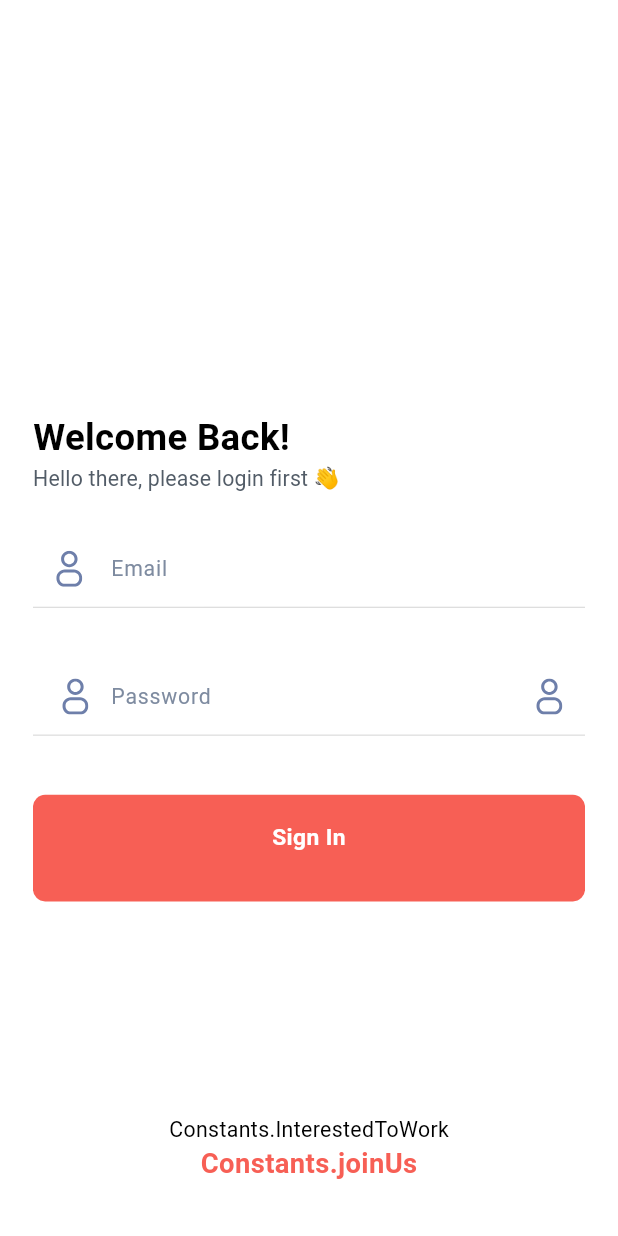
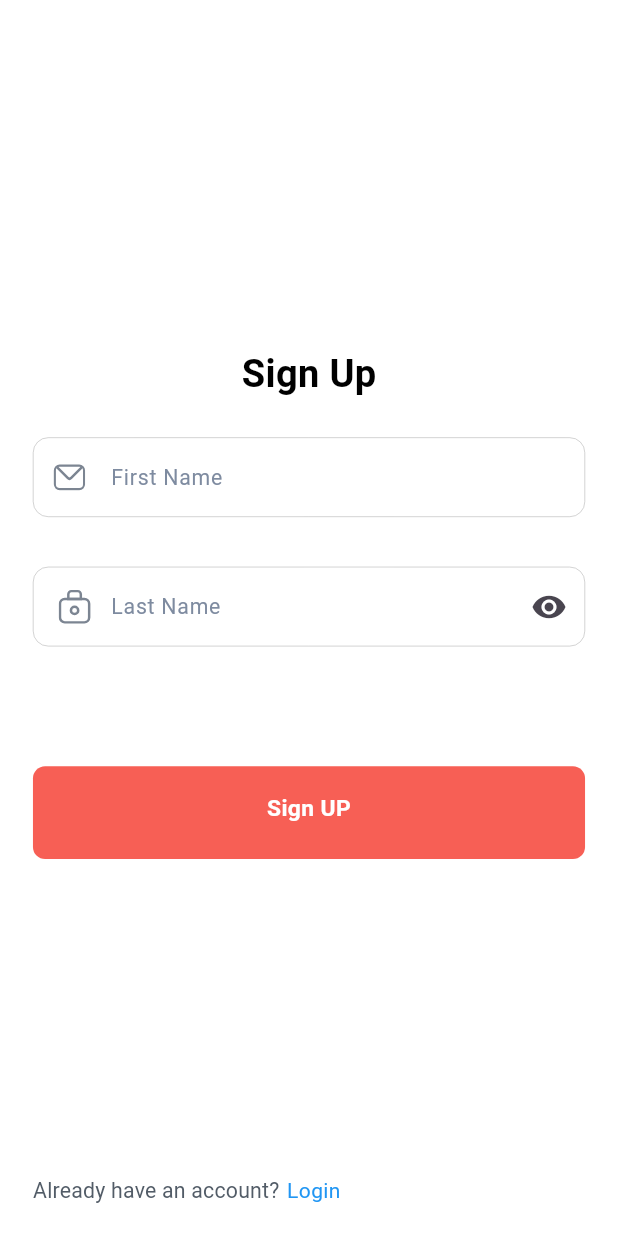
Before and after one commit to mahbub06ru/fl_dokan_wedev_getx, a Flutter app: the screen it shows after launch, after a tap on "Sign In", on a phone screen of 412 x 824 dp. Run offline on Flutter 3.47's test engine with Material 3 defaults, Android fonts, the phone set to English and light mode, and no system bars; our stand-ins replace flutter_rating_bar, flutter_screenutil, flutter_svg, get, jwt_decoder, shimmer; missing offline and left inert: curved_nav_bar; network calls fail; Roboto replaces fonts that are missing (assets/fonts/Roboto-Regular.ttf).

Commit message:
added some pages fromfigma design

```diff
--- a/lib/features/home/home_page.dart
+++ b/lib/features/home/home_page.dart
@@ -8,6 +8,7 @@ import 'package:flutter_screenutil/flutter_screenutil.dart';
 import 'package:flutter_svg/flutter_svg.dart';
 
 import '../../product_page.dart';
+import '../profile/account_page.dart';
 
 class MyHomePage extends StatefulWidget {
   @override
@@ -61,7 +62,7 @@ class _MyHomePageState extends State<MyHomePage> {
         ProductPage(),
         ProductPage(),
         ProductPage(),
-        ProductPage(),
+        AccountPage(),
       ],
       actionBarView: Container(
         height: 66.h,
--- a/lib/features/sign_in/sign_in_page.dart
+++ b/lib/features/sign_in/sign_in_page.dart
@@ -5,12 +5,14 @@ import 'package:flutter/cupertino.dart';
 import 'package:flutter/material.dart';
 import 'package:flutter_screenutil/flutter_screenutil.dart';
 import 'package:flutter_svg/svg.dart';
+import 'package:get/get.dart';
 
 import '../../utils/app_text_field.dart';
 import '../../utils/rounded_button_colored.dart';
 import '../../utils/text_app_color.dart';
 import '../../utils/text_black.dart';
 import '../../utils/text_grey.dart';
+import '../sign_up/profile_update_page.dart';
 
 class SignInScreen extends StatefulWidget {
   const SignInScreen({super.key});
@@ -49,50 +51,22 @@ class _SignInScreenState extends State<SignInScreen> {
       body: Padding(
         padding: EdgeInsets.symmetric(horizontal: 20.w, vertical: 20.h),
         child: SingleChildScrollView(
+          child: Center(
             child: Column(
-            mainAxisAlignment: MainAxisAlignment.start,
+              mainAxisAlignment: MainAxisAlignment.center,
               crossAxisAlignment: CrossAxisAlignment.center,
               children: [
-              SizedBox(height: 250.h),
-              bodyInput(context),
-              RoundedButtonColored(
-                text: 'Sign In',
-                onPressed: () {
-                  // Get.back();
-                  // Get.to( HomePage());
-                },
-              ),
-              SizedBox(height: 140.h),
-              Column(
-                crossAxisAlignment: CrossAxisAlignment.center,
-                mainAxisAlignment: MainAxisAlignment.center,
-                children: [
-                  TextBlack(text: 'Constants.InterestedToWork', textSize: 14.sp,fontWeight: FontWeight.w400,),
-                  TextAppColored(text: 'Constants.joinUs', textSize: 18.sp,fontWeight: FontWeight.w700,),
-                ],
-              ),
-              SizedBox(height: 25.h),
-            ],
-          ),
-        ),
-      ),
-    );
-  }
-
-  Widget bodyInput(BuildContext context) {
-    return Column(
-      mainAxisAlignment: MainAxisAlignment.start,
-      crossAxisAlignment: CrossAxisAlignment.start,
-      children: [
-        TextBlack(text: 'Welcome Back!', textSize: 24.sp,fontWeight: FontWeight.w600,),
-        TextGrey(text: 'Hello there, please login first 👋', textSize: 14.sp,fontWeight: FontWeight.w400),
+                SizedBox(height: 70.h),
+                SvgPicture.asset(ImageConstants.assetLogo),
+                SizedBox(height: 50.h),
+                TextBlack(text: 'Sign In', textSize: 25.sp,fontWeight: FontWeight.w600,),
                 SizedBox(height: 24.h),
                 AppTextField(
                   textInputType: TextInputType.emailAddress,
                   controller: emailTextEditingController,
                   labelText: 'Email',
                   hintText: 'Email',
-          prefixIcon: SvgPicture.asset(ImageConstants.assetGroup),
+                  prefixIcon: SvgPicture.asset(ImageConstants.assetEmail),
                 ),
                 SizedBox(height: 24.h),
                 AppTextField(
@@ -103,7 +77,7 @@ class _SignInScreenState extends State<SignInScreen> {
                   hintText: 'Password',
                   prefixIcon: Padding(
                     padding:  EdgeInsets.only(left: 8.0.r),
-            child: SvgPicture.asset(ImageConstants.assetGroup),
+                    child: SvgPicture.asset(ImageConstants.assetPW),
                   ),
                   suffixIcon: GestureDetector(
                     onTap: () {
@@ -112,12 +86,25 @@ class _SignInScreenState extends State<SignInScreen> {
                       });
                     },
                     child: _passwordVisible
-                ? SvgPicture.asset(ImageConstants.assetGroup)
-                : SvgPicture.asset(ImageConstants.assetGroup),
+                        ? Icon(Icons.remove_red_eye_rounded)
+                        : SvgPicture.asset(ImageConstants.assetEye),
                   ),
                 ),
-        SizedBox(height: 30.h),
+                SizedBox(height: 70.h),
+                RoundedButtonColored(
+                  text: 'Sign In',
+                  onPressed: () {
+                    Get.back();
+                    Get.to(()=> ProfileUpdatePage());
+                  },
+                ),
+
               ],
+            ),
+          ),
+        ),
+      ),
     );
   }
+
 }
--- /dev/null
+++ b/lib/features/sign_up/profile_update_page.dart
@@ -0,0 +1,128 @@
+import 'package:dokan/features/home/home_page.dart';
+import 'package:dokan/utils/image_constants.dart';
+
+
+import 'package:flutter/cupertino.dart';
+import 'package:flutter/material.dart';
+import 'package:flutter_screenutil/flutter_screenutil.dart';
+import 'package:flutter_svg/svg.dart';
+import 'package:get/get.dart';
+
+import '../../utils/app_text_field.dart';
+import '../../utils/rounded_button_colored.dart';
+import '../../utils/text_app_color.dart';
+import '../../utils/text_black.dart';
+import '../../utils/text_grey.dart';
+
+class ProfileUpdatePage extends StatefulWidget {
+  const ProfileUpdatePage({super.key});
+
+  @override
+  State<ProfileUpdatePage> createState() => _ProfileUpdatePageState();
+}
+
+class _ProfileUpdatePageState extends State<ProfileUpdatePage> {
+  var emailTextEditingController = TextEditingController();
+  var passwordTextEditingController = TextEditingController();
+  var _passwordVisible = true;
+
+  @override
+  void initState() {
+    // emailTextEditingController = TextEditingController(text: 'mahbub06ru@gmail.com');
+    // passwordTextEditingController = TextEditingController(text: '123456');
+    super.initState();
+  }
+
+  @override
+  void dispose() {
+    // imageCache.clear();
+    // imageCache.clearLiveImages();
+    // Dispose of the controller when the widget is disposed.
+
+    // controller.dispose();
+
+    super.dispose();
+  }
+
+  @override
+  Widget build(BuildContext context) {
+    return Scaffold(
+      backgroundColor: Colors.white,
+      body: Padding(
+        padding: EdgeInsets.symmetric(horizontal: 20.w, vertical: 20.h),
+        child: Center(
+          child: Column(
+            mainAxisAlignment: MainAxisAlignment.center,
+            crossAxisAlignment: CrossAxisAlignment.center,
+            children: [
+              Expanded(
+                child: Column(
+                  mainAxisAlignment: MainAxisAlignment.center,
+                  crossAxisAlignment: CrossAxisAlignment.center,
+                  children: [
+                    SizedBox(height: 70.h),
+
+                    TextBlack(text: 'Sign Up', textSize: 25.sp,fontWeight: FontWeight.w600,),
+                    SizedBox(height: 24.h),
+                    AppTextField(
+                      textInputType: TextInputType.emailAddress,
+                      controller: emailTextEditingController,
+                      labelText: 'First Name',
+                      hintText: 'First Name',
+                      prefixIcon: SvgPicture.asset(ImageConstants.assetEmail),
+                    ),
+                    SizedBox(height: 24.h),
+                    AppTextField(
+                      textInputType: TextInputType.text,
+                      obsecureText: _passwordVisible,
+                      controller: passwordTextEditingController,
+                      labelText: 'Last Name',
+                      hintText: 'Last Name',
+                      prefixIcon: Padding(
+                        padding:  EdgeInsets.only(left: 8.0.r),
+                        child: SvgPicture.asset(ImageConstants.assetPW),
+                      ),
+                      suffixIcon: GestureDetector(
+                        onTap: () {
+                          setState(() {
+                            _passwordVisible = !_passwordVisible;
+                          });
+                        },
+                        child: _passwordVisible
+                            ? Icon(Icons.remove_red_eye_rounded)
+                            : SvgPicture.asset(ImageConstants.assetEye),
+                      ),
+                    ),
+                    SizedBox(height: 70.h),
+                    RoundedButtonColored(
+                      text: 'Sign UP',
+                      onPressed: () {
+                        Get.back();
+                        Get.to(()=> MyHomePage());
+                      },
+                    ),
+                    SizedBox(height: 70.h),
+
+                  ],
+                ),
+              ),
+              Align(
+                alignment: Alignment.centerRight,
+                child: Row(
+                  children: [
+                    TextGrey(text: 'Already have an account?', textSize: 14.sp),
+                    SizedBox(width: 5,),
+                    Text('Login', style: TextStyle(
+                        color: Colors.blue
+                    ),),
+                  ],
+                ),
+              )
+            ],
+          ),
+        ),
+      ),
+    );
+  }
+
+}
--- a/lib/main.dart
+++ b/lib/main.dart
@@ -6,6 +6,7 @@ import 'package:flutter_screenutil/flutter_screenutil.dart';
 import 'package:get/get.dart';
 
 import 'features/home/home_page.dart';
+import 'features/sign_up/profile_update_page.dart';
 import 'features/sign_in/sign_in_page.dart';
 import 'login_page.dart';
 
@@ -44,6 +45,7 @@ class MyApp extends StatelessWidget {
               GetPage(name: '/update', page: () => UpdateUserPage()),
               GetPage(name: '/home', page: () => ProductPage()),
               GetPage(name: '/MyHomePage', page: () => MyHomePage()),
+              GetPage(name: '/ProfileUpdatePage', page: () => ProfileUpdatePage()),
             ],
           );
         });
--- a/lib/utils/app_text_field.dart
+++ b/lib/utils/app_text_field.dart
@@ -48,7 +48,7 @@ class AppTextField extends StatelessWidget {
   @override
   Widget build(BuildContext context) {
     return SizedBox(
-      height: 60.h,
+      height: 61.h,
       child: TextField(
         maxLines: maxLines,
         controller: controller,
@@ -60,7 +60,8 @@ class AppTextField extends StatelessWidget {
           fontWeight: FontWeight.w700,
         ),
         decoration: InputDecoration(
-          fillColor: Colors.grey[200],
+          fillColor: Colors.white,
+          filled: true, // Ensures the fillColor is applied
           prefixIcon: prefixIcon != null
               ? Container(
             width: 16.67.w, // Set the width of the prefix icon
@@ -69,7 +70,7 @@ class AppTextField extends StatelessWidget {
             child: prefixIcon,
           )
               : null,
-          suffixIcon:  suffixIcon != null
+          suffixIcon: suffixIcon != null
               ? Container(
             width: 16.67.w, // Set the width of the prefix icon
             height: 14.17.h, // Set the height of the prefix icon
@@ -89,20 +90,25 @@ class AppTextField extends StatelessWidget {
             fontSize: 14.sp,
             color: Color(0xFF7E8BA0),
           ),
-          enabledBorder: UnderlineInputBorder(
-            borderSide: BorderSide(color: Colors.grey, width: 0.3.r), // Custom underline when enabled
+          enabledBorder: OutlineInputBorder(
+            borderRadius: BorderRadius.circular(10.r), // Rounded corners
+            borderSide: BorderSide(color: Colors.grey, width: 0.3.r), // Custom border when enabled
           ),
-          focusedBorder: UnderlineInputBorder(
-            borderSide: BorderSide(color: Colors.grey, width: 0.3.r), // Custom underline when focused
+          focusedBorder: OutlineInputBorder(
+            borderRadius: BorderRadius.circular(10.r), // Rounded corners
+            borderSide: BorderSide(color: Colors.grey, width: 0.3.r), // Custom border when focused
           ),
-          errorBorder: UnderlineInputBorder(
-            borderSide: BorderSide(color: Colors.grey, width: 0.3.r), // Custom underline when error
+          errorBorder: OutlineInputBorder(
+            borderRadius: BorderRadius.circular(10.r), // Rounded corners
+            borderSide: BorderSide(color: Colors.grey, width: 0.3.r), // Custom border when error
           ),
-          disabledBorder: UnderlineInputBorder(
-            borderSide: BorderSide(color: Colors.grey, width: 0.3.r), // Custom underline when disabled
+          disabledBorder: OutlineInputBorder(
+            borderRadius: BorderRadius.circular(10.r), // Rounded corners
+            borderSide: BorderSide(color: Colors.grey, width: 0.3.r), // Custom border when disabled
           ),
         ),
-      ),
+      )
+      ,
     );
   }
 }
--- a/lib/utils/image_constants.dart
+++ b/lib/utils/image_constants.dart
@@ -5,5 +5,11 @@ class ImageConstants {
   static String assetPath = 'assets/images/Path_75.svg';
   static String assetShape = 'assets/images/Shape.svg';
   static String assetShape1 = 'assets/images/Shape (1).svg';
+  static String assetLogo = 'assets/images/logo.svg';
+  static String assetEmail = 'assets/images/email.svg';
+  static String assetPW = 'assets/images/pw.svg';
+  static String assetEye = 'assets/images/eye.svg';
+  static String assetNoti = 'assets/images/noti.svg';
+  static String assetHeart = 'assets/images/heart.svg';
 
 }
--- a/lib/utils/rounded_button_colored.dart
+++ b/lib/utils/rounded_button_colored.dart
@@ -25,8 +25,8 @@ class RoundedButtonColored extends StatelessWidget {
       onTap: onPressed,
       child: Container(
         width: double.infinity,
-        height: 70.h,
-        padding:  EdgeInsets.symmetric(horizontal: 32.w, vertical: 17.h),
+        height: 61.h,
+        padding:  EdgeInsets.symmetric(horizontal: 17.w, vertical: 17.h),
         decoration: ShapeDecoration(
           color: color,
           shape: RoundedRectangleBorder(borderRadius: BorderRadius.circular(8.r)),
```
Also changed, not shown: lib/features/profile/account_page.dart (added, +107 -0 lines), assets/images/email.svg (added), assets/images/eye.svg (added), assets/images/heart.svg (added), assets/images/noti.svg (added), assets/images/pw.svg (added). Lines whose indentation alone changed are shown as unchanged.
